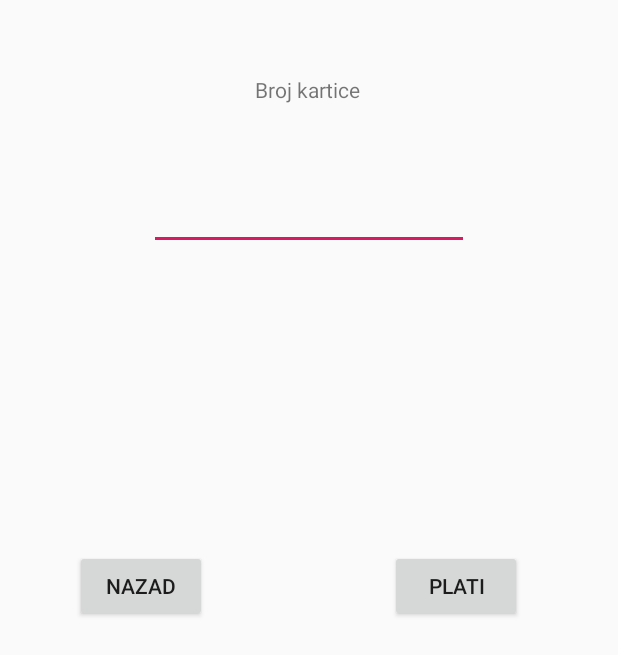
After one commit to GavricMario/e-restoran, an Android app: the CardPaymentUnregistered screen opened directly, with no data from a screen before it, on a phone screen of 412 x 824 dp. The commit adds this screen. Shown: the top 655 px of the screen. Run offline under Robolectric (Android 15) with nearby library versions, the phone set to English and light mode, and no system bars.

Commit message:
payment+rating

```diff
--- /dev/null
+++ b/app/src/main/java/hr/fer/grupa/erestoran/CardPaymentUnregistered.kt
@@ -0,0 +1,32 @@
+package hr.fer.grupa.erestoran
+
+import android.content.Intent
+import androidx.appcompat.app.AppCompatActivity
+import android.os.Bundle
+import kotlinx.android.synthetic.main.activity_card_payment_unregistered.*
+
+class CardPaymentUnregistered : AppCompatActivity() {
+
+    override fun onCreate(savedInstanceState: Bundle?) {
+        super.onCreate(savedInstanceState)
+        setContentView(R.layout.activity_card_payment_unregistered)
+
+        placanje.setOnClickListener{
+            val str = broj.text.toString().trim()
+            if(!checkCreditCard(str)) {
+                broj_kartice.error = "Enter valid number"
+                broj.requestFocus()
+            }else{
+                val intent= Intent(this,Zahvala::class.java)
+                startActivity(intent)
+            }
+
+
+        }
+        nazad.setOnClickListener{
+            val intent= Intent(this,Dostava::class.java)
+            startActivity(intent)
+
+        }
+    }
+}
--- a/app/src/main/java/hr/fer/grupa/erestoran/CreditCardCheck.kt
+++ b/app/src/main/java/hr/fer/grupa/erestoran/CreditCardCheck.kt
@@ -14,7 +14,6 @@ fun checkCreditCard(creditCard:String?):Boolean{
                         sumOfOddPlace(number)) % 10 == 0)
     }
 }
-
 
 fun prefixMatched(number: Long, d: Int): Boolean {
     return getPrefix(number, getSize(d.toLong())).toInt() == d
--- a/app/src/main/java/hr/fer/grupa/erestoran/MainActivity.kt
+++ b/app/src/main/java/hr/fer/grupa/erestoran/MainActivity.kt
@@ -42,7 +42,7 @@ class MainActivity : AppCompatActivity() {
         }
 
         gost.setOnClickListener{
-            val intent = Intent(this, MethodSelectActivity::class.java)
+            val intent = Intent(this, Zahvala::class.java)
             intent.putExtra("isGuest", true)
             startActivity(intent)
 
--- /dev/null
+++ b/app/src/main/res/layout/activity_card_payment_unregistered.xml
@@ -0,0 +1,52 @@
+<?xml version="1.0" encoding="utf-8"?>
+<androidx.constraintlayout.widget.ConstraintLayout xmlns:android="http://schemas.android.com/apk/res/android"
+    xmlns:app="http://schemas.android.com/apk/res-auto"
+    xmlns:tools="http://schemas.android.com/tools"
+    android:layout_width="match_parent"
+    android:layout_height="match_parent"
+    tools:context=".CardPaymentUnregistered">
+
+    <EditText
+        android:id="@+id/broj"
+        android:layout_width="wrap_content"
+        android:layout_height="wrap_content"
+        android:layout_marginTop="52dp"
+        android:ems="10"
+        android:inputType="number"
+        app:layout_constraintEnd_toEndOf="parent"
+        app:layout_constraintStart_toStartOf="parent"
+        app:layout_constraintTop_toBottomOf="@+id/broj_kartice" />
+
+    <TextView
+        android:id="@+id/broj_kartice"
+        android:layout_width="wrap_content"
+        android:layout_height="wrap_content"
+        android:layout_marginTop="50dp"
+        android:text="Broj kartice"
+        app:layout_constraintEnd_toEndOf="parent"
+        app:layout_constraintHorizontal_bias="0.498"
+        app:layout_constraintStart_toStartOf="parent"
+        app:layout_constraintTop_toTopOf="parent" />
+
+    <Button
+        android:id="@+id/placanje"
+        android:layout_width="wrap_content"
+        android:layout_height="wrap_content"
+        android:layout_marginTop="200dp"
+        android:layout_marginEnd="50dp"
+        android:text="Plati"
+        app:layout_constraintEnd_toEndOf="parent"
+        app:layout_constraintHorizontal_bias="0.95"
+        app:layout_constraintStart_toStartOf="parent"
+        app:layout_constraintTop_toBottomOf="@+id/broj" />
+
+    <Button
+        android:id="@+id/nazad"
+        android:layout_width="wrap_content"
+        android:layout_height="wrap_content"
+        android:layout_marginStart="50dp"
+        android:layout_marginTop="200dp"
+        android:text="nazad"
+        app:layout_constraintStart_toStartOf="parent"
+        app:layout_constraintTop_toBottomOf="@+id/broj" />
+</androidx.constraintlayout.widget.ConstraintLayout>
```
Also changed, not shown: app/src/main/AndroidManifest.xml (+7 -5 lines), app/src/main/java/hr/fer/grupa/erestoran/Dostava.kt (added, +41 -0 lines), app/src/main/java/hr/fer/grupa/erestoran/Zahvala.kt (added, +47 -0 lines), app/src/main/res/layout/activity_dostava.xml (added, +110 -0 lines), app/src/main/res/layout/activity_zahvala.xml (added, +31 -0 lines), app/src/main/res/layout/dialog_rating.xml (added, +43 -0 lines), app/build.gradle (line endings or trailing spaces).
